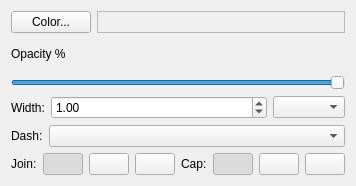
Before: the Qt Designer form src/terralib/qt/widgets/se/ui/BasicStrokeWidgetForm.ui in claudiobogossian/terralib5, drawn with Qt 5.
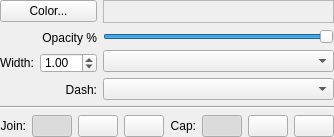
After: the same form once the commit is applied.

Commit message: changed widget layouts

What changed in the file:
```diff
--- a/src/terralib/qt/widgets/se/ui/BasicStrokeWidgetForm.ui
+++ b/src/terralib/qt/widgets/se/ui/BasicStrokeWidgetForm.ui
@@ -6,28 +6,130 @@
    <rect>
     <x>0</x>
     <y>0</y>
-    <width>318</width>
-    <height>186</height>
+    <width>296</width>
+    <height>154</height>
    </rect>
   </property>
   <property name="windowTitle">
    <string>Widget</string>
   </property>
   <layout class="QGridLayout" name="gridLayout_13">
+   <property name="sizeConstraint">
+    <enum>QLayout::SetFixedSize</enum>
+   </property>
+   <property name="margin">
+    <number>0</number>
+   </property>
    <item row="0" column="0">
     <layout class="QGridLayout" name="gridLayout_12">
      <item row="0" column="0">
-      <layout class="QGridLayout" name="gridLayout_10">
-       <item row="0" column="0">
         <layout class="QGridLayout" name="gridLayout_9">
          <item row="0" column="0">
+        <layout class="QGridLayout" name="gridLayout_5">
+         <item row="0" column="0">
           <widget class="QPushButton" name="m_strokeColorPushButton">
+           <property name="sizePolicy">
+            <sizepolicy hsizetype="Preferred" vsizetype="Preferred">
+             <horstretch>0</horstretch>
+             <verstretch>0</verstretch>
+            </sizepolicy>
+           </property>
            <property name="text">
             <string>Color...</string>
            </property>
           </widget>
          </item>
+         <item row="1" column="0">
+          <widget class="QLabel" name="m_strokeOpacityLabel">
+           <property name="minimumSize">
+            <size>
+             <width>75</width>
+             <height>19</height>
+            </size>
+           </property>
+           <property name="maximumSize">
+            <size>
+             <width>16777215</width>
+             <height>19</height>
+            </size>
+           </property>
+           <property name="text">
+            <string>Opacity %</string>
+           </property>
+           <property name="alignment">
+            <set>Qt::AlignRight|Qt::AlignTrailing|Qt::AlignVCenter</set>
+           </property>
+          </widget>
+         </item>
+         <item row="2" column="0">
+          <layout class="QGridLayout" name="gridLayout_6">
+           <item row="0" column="0">
+            <widget class="QLabel" name="m_strokeWidthLabel">
+             <property name="sizePolicy">
+              <sizepolicy hsizetype="Preferred" vsizetype="Preferred">
+               <horstretch>0</horstretch>
+               <verstretch>0</verstretch>
+              </sizepolicy>
+             </property>
+             <property name="minimumSize">
+              <size>
+               <width>0</width>
+               <height>20</height>
+              </size>
+             </property>
+             <property name="maximumSize">
+              <size>
+               <width>16777215</width>
+               <height>20</height>
+              </size>
+             </property>
+             <property name="text">
+              <string>Width:</string>
+             </property>
+            </widget>
+           </item>
          <item row="0" column="1">
+            <widget class="QDoubleSpinBox" name="m_strokeWidthDoubleSpinBox">
+             <property name="sizePolicy">
+              <sizepolicy hsizetype="Preferred" vsizetype="Preferred">
+               <horstretch>0</horstretch>
+               <verstretch>0</verstretch>
+              </sizepolicy>
+             </property>
+             <property name="minimumSize">
+              <size>
+               <width>0</width>
+               <height>20</height>
+              </size>
+             </property>
+             <property name="maximumSize">
+              <size>
+               <width>16777215</width>
+               <height>20</height>
+              </size>
+             </property>
+             <property name="value">
+              <double>1.000000000000000</double>
+             </property>
+            </widget>
+           </item>
+          </layout>
+         </item>
+         <item row="3" column="0">
+          <widget class="QLabel" name="m_strokeDashLabel">
+           <property name="text">
+            <string>Dash:</string>
+           </property>
+           <property name="alignment">
+            <set>Qt::AlignRight|Qt::AlignTrailing|Qt::AlignVCenter</set>
+           </property>
+          </widget>
+         </item>
+        </layout>
+       </item>
+       <item row="0" column="1">
+        <layout class="QGridLayout" name="gridLayout_7">
+         <item row="0" column="0">
           <widget class="QLabel" name="m_strokeColorLabel">
            <property name="sizePolicy">
             <sizepolicy hsizetype="Expanding" vsizetype="Preferred">
@@ -35,6 +137,18 @@
              <verstretch>0</verstretch>
             </sizepolicy>
            </property>
+           <property name="minimumSize">
+            <size>
+             <width>0</width>
+             <height>23</height>
+            </size>
+           </property>
+           <property name="maximumSize">
+            <size>
+             <width>16777215</width>
+             <height>23</height>
+            </size>
+           </property>
            <property name="autoFillBackground">
             <bool>true</bool>
            </property>
@@ -46,19 +160,14 @@
            </property>
           </widget>
          </item>
-        </layout>
-       </item>
-       <item row="1" column="0">
-        <layout class="QGridLayout" name="gridLayout_7">
-         <item row="0" column="0">
-          <widget class="QLabel" name="m_strokeOpacityLabel">
-           <property name="text">
-            <string>Opacity %</string>
-           </property>
-          </widget>
-         </item>
          <item row="1" column="0">
           <widget class="QSlider" name="m_strokeOpacitySlider">
+           <property name="sizePolicy">
+            <sizepolicy hsizetype="Expanding" vsizetype="Fixed">
+             <horstretch>0</horstretch>
+             <verstretch>0</verstretch>
+            </sizepolicy>
+           </property>
            <property name="maximum">
             <number>100</number>
            </property>
@@ -79,45 +188,10 @@
            </property>
           </widget>
          </item>
-        </layout>
-       </item>
        <item row="2" column="0">
-        <layout class="QGridLayout" name="gridLayout_6">
-         <item row="0" column="0">
-          <widget class="QLabel" name="m_strokeWidthLabel">
-           <property name="text">
-            <string>Width:</string>
-           </property>
-          </widget>
-         </item>
-         <item row="0" column="1">
-          <widget class="QDoubleSpinBox" name="m_strokeWidthDoubleSpinBox">
-           <property name="sizePolicy">
-            <sizepolicy hsizetype="Expanding" vsizetype="Fixed">
-             <horstretch>0</horstretch>
-             <verstretch>0</verstretch>
-            </sizepolicy>
-           </property>
-           <property name="value">
-            <double>1.000000000000000</double>
-           </property>
-          </widget>
-         </item>
-         <item row="0" column="2">
           <widget class="QComboBox" name="m_strokeUomComboBox"/>
          </item>
-        </layout>
-       </item>
        <item row="3" column="0">
-        <layout class="QGridLayout" name="gridLayout_5">
-         <item row="0" column="0">
-          <widget class="QLabel" name="m_strokeDashLabel">
-           <property name="text">
-            <string>Dash:</string>
-           </property>
-          </widget>
-         </item>
-         <item row="0" column="1">
           <widget class="QComboBox" name="m_strokeDashComboBox">
            <property name="sizePolicy">
             <sizepolicy hsizetype="Expanding" vsizetype="Fixed">
@@ -132,6 +206,15 @@
       </layout>
      </item>
      <item row="1" column="0">
+      <layout class="QGridLayout" name="gridLayout_10">
+       <item row="0" column="0">
+        <widget class="Line" name="line">
+         <property name="orientation">
+          <enum>Qt::Horizontal</enum>
+         </property>
+        </widget>
+       </item>
+       <item row="1" column="0">
       <layout class="QGridLayout" name="gridLayout_11">
        <item row="0" column="0">
         <layout class="QGridLayout" name="gridLayout_8">
@@ -142,6 +225,9 @@
              <property name="text">
               <string>Join:</string>
              </property>
+               <property name="alignment">
+                <set>Qt::AlignRight|Qt::AlignTrailing|Qt::AlignVCenter</set>
+               </property>
             </widget>
            </item>
            <item row="0" column="1">
@@ -214,6 +300,9 @@
              <property name="text">
               <string>Cap:</string>
              </property>
+               <property name="alignment">
+                <set>Qt::AlignRight|Qt::AlignTrailing|Qt::AlignVCenter</set>
+               </property>
             </widget>
            </item>
            <item row="0" column="1">
@@ -278,18 +367,7 @@
          </item>
         </layout>
        </item>
-       <item row="0" column="1">
-        <spacer name="horizontalSpacer">
-         <property name="orientation">
-          <enum>Qt::Horizontal</enum>
-         </property>
-         <property name="sizeHint" stdset="0">
-          <size>
-           <width>40</width>
-           <height>20</height>
-          </size>
-         </property>
-        </spacer>
+        </layout>
        </item>
       </layout>
      </item>
```
Lines whose indentation alone changed are shown as unchanged. The commit also changes 11 other files.
